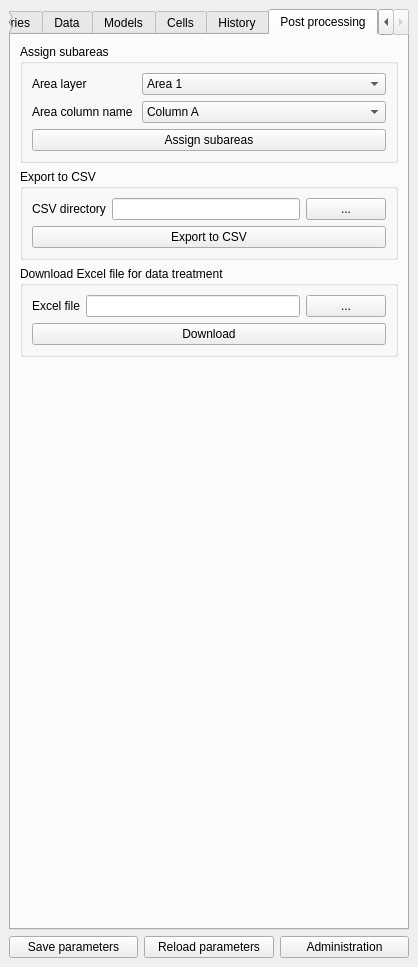
Skadesokonomi/Udvikling, file OS2DamageCost/OS2DamageCost_dockwidget_base.ui: the form before one commit.
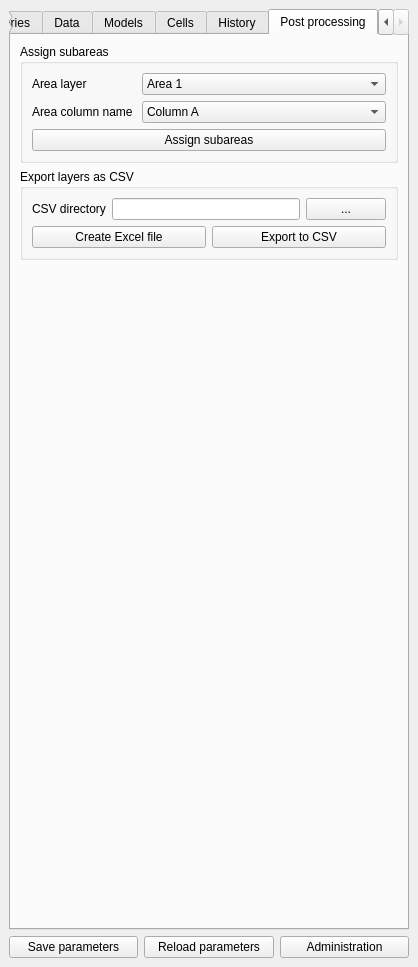
The form after the commit. The open tabs and pages were chosen to show the change.

Commit message: create exel

```diff
--- a/OS2DamageCost/OS2DamageCost_dockwidget_base.ui
+++ b/OS2DamageCost/OS2DamageCost_dockwidget_base.ui
@@ -803,7 +803,7 @@
         <item>
          <widget class="QGroupBox" name="gbDatabase_3">
           <property name="title">
-           <string>Export to CSV</string>
+           <string>Export layers as CSV </string>
           </property>
           <property name="checkable">
            <bool>false</bool>
@@ -853,74 +853,35 @@
             </layout>
            </item>
            <item>
-            <widget class="QPushButton" name="pbCSVExport">
-             <property name="text">
-              <string>Export to CSV</string>
-             </property>
-            </widget>
-           </item>
-          </layout>
-         </widget>
-        </item>
-        <item>
-         <widget class="QGroupBox" name="gbDatabase_4">
-          <property name="title">
-           <string>Download Excel file for data treatment </string>
-          </property>
-          <property name="checkable">
-           <bool>false</bool>
-          </property>
-          <property name="checked">
-           <bool>false</bool>
-          </property>
-          <layout class="QVBoxLayout" name="verticalLayout_12">
-           <item>
-            <layout class="QHBoxLayout" name="horizontalLayout_13">
+            <layout class="QHBoxLayout" name="horizontalLayout_14">
              <item>
-              <widget class="QLabel" name="label_20">
+              <widget class="QPushButton" name="pbCreateExcel">
                <property name="sizePolicy">
-                <sizepolicy hsizetype="Preferred" vsizetype="Preferred">
-                 <horstretch>1</horstretch>
+                <sizepolicy hsizetype="Minimum" vsizetype="Fixed">
+                 <horstretch>4</horstretch>
                  <verstretch>0</verstretch>
                 </sizepolicy>
                </property>
                <property name="text">
-                <string>Excel file</string>
+                <string>Create Excel file</string>
                </property>
               </widget>
              </item>
              <item>
-              <widget class="QLineEdit" name="leLayerName_3">
+              <widget class="QPushButton" name="pbCSVExport">
                <property name="sizePolicy">
-                <sizepolicy hsizetype="Expanding" vsizetype="Fixed">
-                 <horstretch>6</horstretch>
-                 <verstretch>0</verstretch>
-                </sizepolicy>
-               </property>
-              </widget>
-             </item>
-             <item>
-              <widget class="QPushButton" name="pbDatabase_3">
-               <property name="sizePolicy">
                 <sizepolicy hsizetype="Minimum" vsizetype="Fixed">
-                 <horstretch>1</horstretch>
+                 <horstretch>4</horstretch>
                  <verstretch>0</verstretch>
                 </sizepolicy>
                </property>
                <property name="text">
-                <string>...</string>
+                <string>Export to CSV</string>
                </property>
               </widget>
              </item>
             </layout>
            </item>
-           <item>
-            <widget class="QPushButton" name="pushButton_3">
-             <property name="text">
-              <string>Download</string>
-             </property>
-            </widget>
-           </item>
           </layout>
          </widget>
         </item>
```
Left out of the diff: 2 changed lines with no effect on the pictures. The commit also changes 2 other files.
